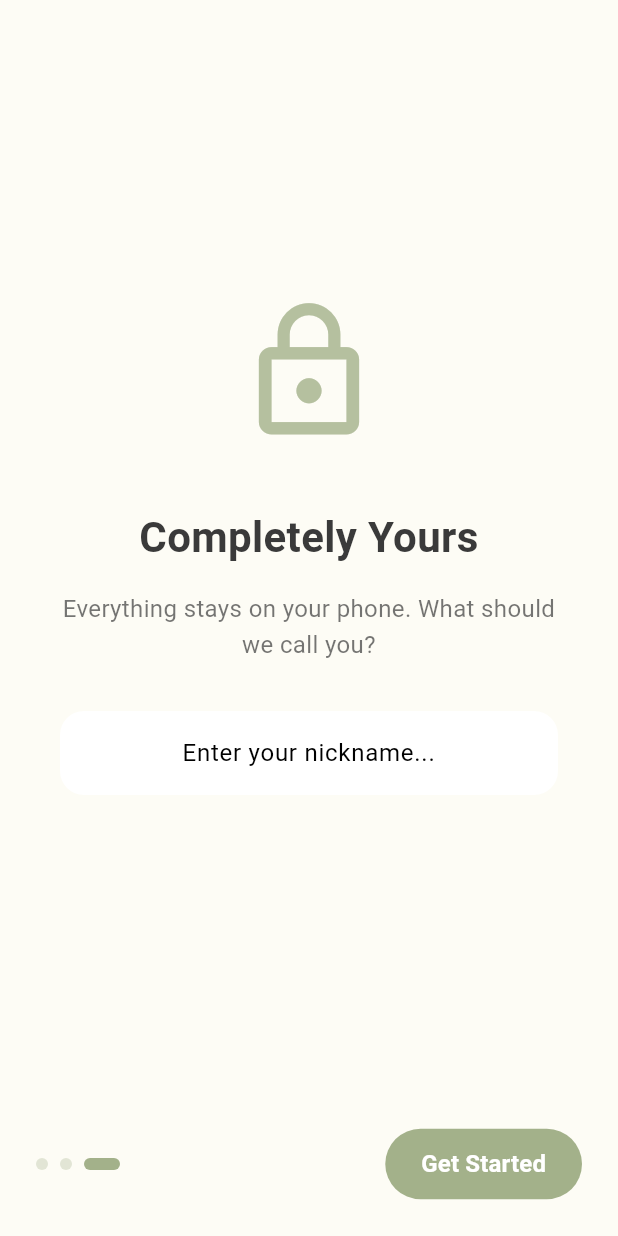
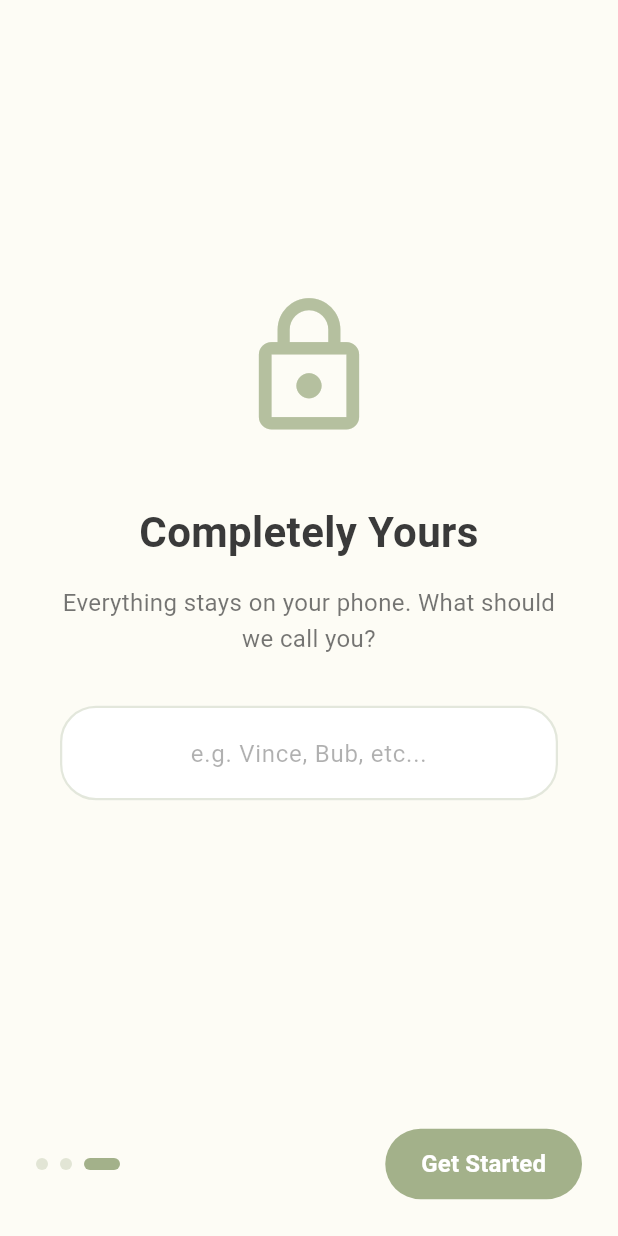
Before and after one commit to pak-pow/PoopTracker, a Flutter app: the screen it shows after launch, swiped to page 3, on a phone screen of 412 x 824 dp. Run offline on Flutter 3.47's test engine with Material 3 defaults, Android fonts, the phone set to English and light mode, and no system bars; our stand-ins replace csv, share_plus, shared_preferences, table_calendar; Roboto replaces fonts that are missing (Nunito).

Commit message:
feat: implemented persistent onboarding and custom nickname UI

```diff
--- a/lib/features/onboarding/onboarding_screen.dart
+++ b/lib/features/onboarding/onboarding_screen.dart
@@ -184,14 +184,41 @@ class _OnboardingScreenState extends State<OnboardingScreen> {
             TextField(
               controller: _nameController,
               textAlign: TextAlign.center,
+
+              style: TextStyle(
+                fontSize: 18,
+                fontWeight: FontWeight.w600,
+                color: textBrown,
+              ),
+
+              cursorColor: accentGreen,
               decoration: InputDecoration(
-                hintText: "Enter your nickname...",
+                hintText: "e.g. Vince, Bub, etc...",
+                hintStyle: TextStyle(
+                  color: textBrown.withOpacity(0.4),
+                  fontWeight: FontWeight.normal,
+                  fontSize: 16,
+                ),
                 filled: true,
                 fillColor: Colors.white,
-                contentPadding: const EdgeInsets.symmetric(vertical: 16),
-                border: OutlineInputBorder(
-                  borderRadius: BorderRadius.circular(16),
-                  borderSide: BorderSide.none,
+                contentPadding: const EdgeInsets.symmetric(
+                  vertical: 18,
+                  horizontal: 24,
+                ),
+
+                enabledBorder: OutlineInputBorder(
+                  borderRadius: BorderRadius.circular(
+                    24,
+                  ), // Matches your button roundness exactly
+                  borderSide: BorderSide(
+                    color: accentGreen.withOpacity(0.3),
+                    width: 1.5,
+                  ),
+                ),
+
+                focusedBorder: OutlineInputBorder(
+                  borderRadius: BorderRadius.circular(24),
+                  borderSide: BorderSide(color: accentGreen, width: 2),
                 ),
               ),
             ),
```
